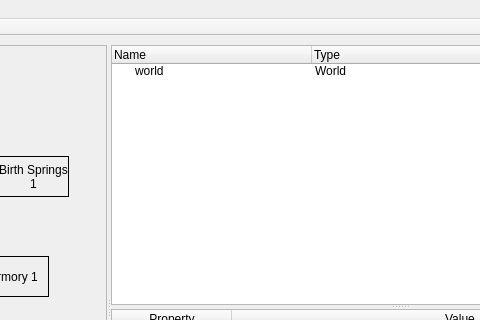
The window that pyVenture/mapbuilder/window.ui (stevenvergenz/pyVenture) describes before a commit, drawn with Qt 5; both pictures show x 102 to 582 and y 0 to 320 of the 800 by 600 pixel window.
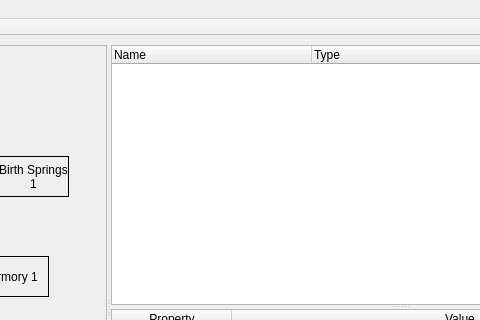
The same window after the commit.

Commit message: Removed default entry from tree view.

Diff of the .ui file:
```diff
--- a/pyVenture/mapbuilder/window.ui
+++ b/pyVenture/mapbuilder/window.ui
@@ -133,14 +133,6 @@
           <string>Type</string>
          </property>
         </column>
-        <item>
-         <property name="text">
-          <string>world</string>
-         </property>
-         <property name="text">
-          <string>World</string>
-         </property>
-        </item>
        </widget>
        <widget class="QTableWidget" name="propertyTable">
         <property name="sizePolicy">
```
The commit also changes 2 other files.
